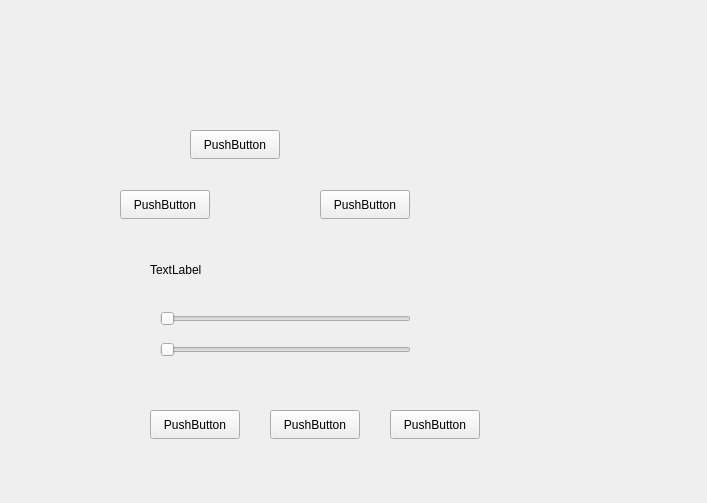
This is settingpage.ui in mobinaebrahim/Slay-The-Spire as Qt 5 draws it before an edit. The edited form follows.
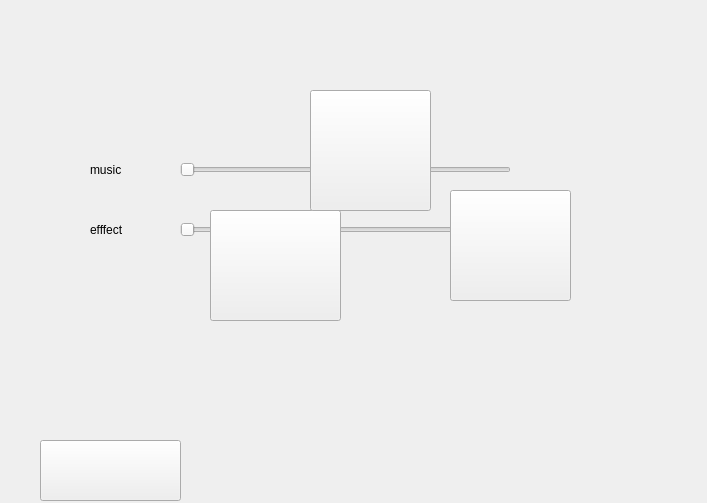
This is the edited form. The open tabs and pages were chosen to show the change. Icons and pictures are not drawn.

Patch:
```diff
--- a/settingpage.ui
+++ b/settingpage.ui
@@ -16,10 +16,10 @@
   <widget class="QStackedWidget" name="stackedWidget">
    <property name="geometry">
     <rect>
-     <x>30</x>
-     <y>200</y>
-     <width>581</width>
-     <height>281</height>
+     <x>0</x>
+     <y>20</y>
+     <width>661</width>
+     <height>411</height>
     </rect>
    </property>
    <property name="currentIndex">
@@ -29,22 +29,22 @@
     <widget class="QLabel" name="label">
      <property name="geometry">
       <rect>
-       <x>120</x>
-       <y>60</y>
+       <x>90</x>
+       <y>140</y>
        <width>63</width>
        <height>20</height>
       </rect>
      </property>
      <property name="text">
-      <string>TextLabel</string>
+      <string>music</string>
      </property>
     </widget>
     <widget class="QSlider" name="sliderEffects">
      <property name="geometry">
       <rect>
-       <x>130</x>
-       <y>140</y>
-       <width>251</width>
+       <x>180</x>
+       <y>200</y>
+       <width>331</width>
        <height>20</height>
       </rect>
      </property>
@@ -55,23 +55,31 @@
     <widget class="QPushButton" name="btnCusor2">
      <property name="geometry">
       <rect>
-       <x>240</x>
-       <y>210</y>
-       <width>90</width>
-       <height>29</height>
+       <x>310</x>
+       <y>310</y>
+       <width>121</width>
+       <height>81</height>
       </rect>
      </property>
+     <property name="styleSheet">
+      <string notr="true">
+    border-image: url(:/assets/mainmenu/cursor2.png) 0 0 0 0 stretch stretch;
+    border: none;
+    background: transparent;
+
+</string>
+     </property>
      <property name="text">
-      <string>PushButton</string>
+      <string/>
      </property>
     </widget>
     <widget class="QSlider" name="sliderMusic">
      <property name="geometry">
       <rect>
-       <x>130</x>
-       <y>110</y>
-       <width>251</width>
-       <height>18</height>
+       <x>180</x>
+       <y>140</y>
+       <width>331</width>
+       <height>20</height>
       </rect>
      </property>
      <property name="orientation">
@@ -81,93 +89,56 @@
     <widget class="QPushButton" name="btnCusor3">
      <property name="geometry">
       <rect>
-       <x>360</x>
-       <y>210</y>
-       <width>90</width>
-       <height>29</height>
+       <x>470</x>
+       <y>300</y>
+       <width>101</width>
+       <height>91</height>
       </rect>
      </property>
+     <property name="styleSheet">
+      <string notr="true">
+    border-image: url(:/assets/mainmenu/cursor3.png) 0 0 0 0 stretch stretch;
+    border: none;
+    background: transparent;
+
+</string>
+     </property>
      <property name="text">
-      <string>PushButton</string>
+      <string/>
      </property>
     </widget>
     <widget class="QPushButton" name="btnCusor1">
      <property name="geometry">
       <rect>
-       <x>120</x>
-       <y>210</y>
-       <width>90</width>
-       <height>29</height>
-      </rect>
-     </property>
-     <property name="text">
-      <string>PushButton</string>
-     </property>
-    </widget>
-    <widget class="QPushButton" name="btnConfirm_2">
-     <property name="geometry">
-      <rect>
-       <x>340</x>
-       <y>320</y>
-       <width>180</width>
-       <height>60</height>
-      </rect>
-     </property>
-     <property name="whatsThis">
-      <string>&lt;html&gt;&lt;head/&gt;&lt;body&gt;&lt;p&gt;QPushButton#btnConfirm {&lt;/p&gt;&lt;p&gt;    border-image: url(:/assets/authpage/confrim.png) 0 0 0 0 stretch stretch;&lt;/p&gt;&lt;p&gt;    border: none;&lt;/p&gt;&lt;p&gt;    background: transparent;&lt;/p&gt;&lt;p&gt;}&lt;/p&gt;&lt;p&gt;&lt;br/&gt;&lt;/p&gt;&lt;/body&gt;&lt;/html&gt;</string>
-     </property>
-     <property name="styleSheet">
-      <string notr="true">QPushButton#btnConfirm {
-    border-image: url(:/assets/authpage/confrim.png) 0 0 0 0 stretch stretch;
-    border: none;
-    background: transparent;
-}
-QPushButton
-{
-    font-family: &quot;Marcellus&quot;;
-    font-size: 16px;
-	font-weight:Bold;
-
-    color: rgb(245,240,225);
-
-    background: transparent;
-    border: none;
-}</string>
-     </property>
-     <property name="text">
-      <string>confrim</string>
-     </property>
-    </widget>
-    <widget class="QPushButton" name="btnback2_2">
-     <property name="geometry">
-      <rect>
-       <x>90</x>
+       <x>160</x>
        <y>310</y>
-       <width>180</width>
-       <height>60</height>
+       <width>101</width>
+       <height>91</height>
       </rect>
      </property>
      <property name="styleSheet">
-      <string notr="true">QPushButton#btnBack {
-    border-image: url(:/assets/authpage/back.png) 0 0 0 0 stretch stretch;
+      <string notr="true">
+    border-image: url(:/assets/mainmenu/cursor1.png) 0 0 0 0 stretch stretch;
     border: none;
     background: transparent;
-}
 
-QPushButton
-{
-    font-family: &quot;Marcellus&quot;;
-    font-size: 16px;
-	font-weight:Bold;
-
-    color: rgb(245,240,225);
-
-    background: transparent;
-    border: none;
-}</string>
+</string>
      </property>
      <property name="text">
-      <string>back</string>
+      <string/>
+     </property>
+    </widget>
+    <widget class="QLabel" name="label_2">
+     <property name="geometry">
+      <rect>
+       <x>90</x>
+       <y>200</y>
+       <width>63</width>
+       <height>20</height>
+      </rect>
+     </property>
+     <property name="text">
+      <string>efffect</string>
      </property>
     </widget>
    </widget>
@@ -274,33 +245,18 @@
     <widget class="QPushButton" name="btnback2">
      <property name="geometry">
       <rect>
-       <x>60</x>
+       <x>89</x>
        <y>320</y>
-       <width>180</width>
+       <width>151</width>
        <height>60</height>
       </rect>
      </property>
      <property name="styleSheet">
-      <string notr="true">QPushButton#btnBack {
-    border-image: url(:/assets/authpage/back.png) 0 0 0 0 stretch stretch;
-    border: none;
-    background: transparent;
-}
-
-QPushButton
-{
-    font-family: &quot;Marcellus&quot;;
-    font-size: 16px;
-	font-weight:Bold;
-
-    color: rgb(245,240,225);
-
-    background: transparent;
-    border: none;
-}</string>
+      <string notr="true">border-image:url(:/assets/mainmenu/cancelButton.png) 0 0 0 0 stretch stretch;
+</string>
      </property>
      <property name="text">
-      <string>back</string>
+      <string/>
      </property>
     </widget>
     <widget class="QPushButton" name="btnConfirm">
@@ -355,45 +311,114 @@
       <string/>
      </property>
     </widget>
+    <widget class="QLabel" name="label_3">
+     <property name="geometry">
+      <rect>
+       <x>150</x>
+       <y>100</y>
+       <width>63</width>
+       <height>20</height>
+      </rect>
+     </property>
+     <property name="text">
+      <string>username:</string>
+     </property>
+    </widget>
+    <widget class="QLabel" name="label_4">
+     <property name="geometry">
+      <rect>
+       <x>142</x>
+       <y>180</y>
+       <width>71</width>
+       <height>20</height>
+      </rect>
+     </property>
+     <property name="text">
+      <string>password:</string>
+     </property>
+    </widget>
+    <widget class="QLabel" name="label_5">
+     <property name="geometry">
+      <rect>
+       <x>112</x>
+       <y>240</y>
+       <width>91</width>
+       <height>20</height>
+      </rect>
+     </property>
+     <property name="text">
+      <string>confrimpasswword:</string>
+     </property>
+    </widget>
    </widget>
+   <widget class="QWidget" name="shortkey"/>
   </widget>
   <widget class="QPushButton" name="btnTabAudio">
    <property name="geometry">
     <rect>
-     <x>120</x>
-     <y>190</y>
-     <width>90</width>
-     <height>29</height>
+     <x>210</x>
+     <y>210</y>
+     <width>131</width>
+     <height>111</height>
     </rect>
    </property>
-   <property name="text">
-    <string>PushButton</string>
+   <property name="styleSheet">
+    <string notr="true">border-image:url(:/assets/mainmenu/sound.png) 0 0 0 0 stretch stretch;
+</string>
    </property>
-  </widget>
-  <widget class="QPushButton" name="btnTabPassword">
-   <property name="geometry">
-    <rect>
-     <x>320</x>
-     <y>190</y>
-     <width>90</width>
-     <height>29</height>
-    </rect>
-   </property>
    <property name="text">
-    <string>PushButton</string>
+    <string/>
    </property>
   </widget>
   <widget class="QPushButton" name="btnReturn">
    <property name="geometry">
     <rect>
-     <x>190</x>
-     <y>130</y>
-     <width>90</width>
-     <height>29</height>
+     <x>40</x>
+     <y>440</y>
+     <width>141</width>
+     <height>61</height>
     </rect>
    </property>
+   <property name="styleSheet">
+    <string notr="true">border-image:url(:/assets/mainmenu/cancelButton.png) 0 0 0 0 stretch stretch;
+</string>
+   </property>
    <property name="text">
-    <string>PushButton</string>
+    <string/>
+   </property>
+  </widget>
+  <widget class="QPushButton" name="btnTabPassword">
+   <property name="geometry">
+    <rect>
+     <x>310</x>
+     <y>90</y>
+     <width>121</width>
+     <height>121</height>
+    </rect>
+   </property>
+   <property name="styleSheet">
+    <string notr="true">border-image:url(:/assets/mainmenu/changepassword.png) 0 0 0 0 stretch stretch;
+</string>
+   </property>
+   <property name="text">
+    <string/>
+   </property>
+  </widget>
+  <widget class="QPushButton" name="btnTabShortkey">
+   <property name="geometry">
+    <rect>
+     <x>450</x>
+     <y>190</y>
+     <width>121</width>
+     <height>111</height>
+    </rect>
+   </property>
+   <property name="styleSheet">
+    <string notr="true">border-image:url(:/assets/mainmenu/shortkey.png) 0 0 0 0 stretch stretch;
+</string>
+   </property>
+   <property name="text">
+    <string/>
    </property>
   </widget>
  </widget>
```
